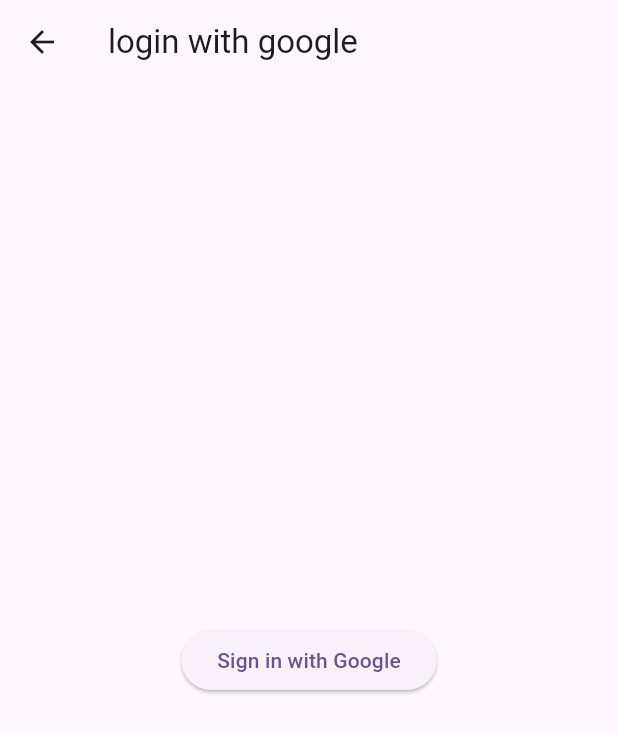
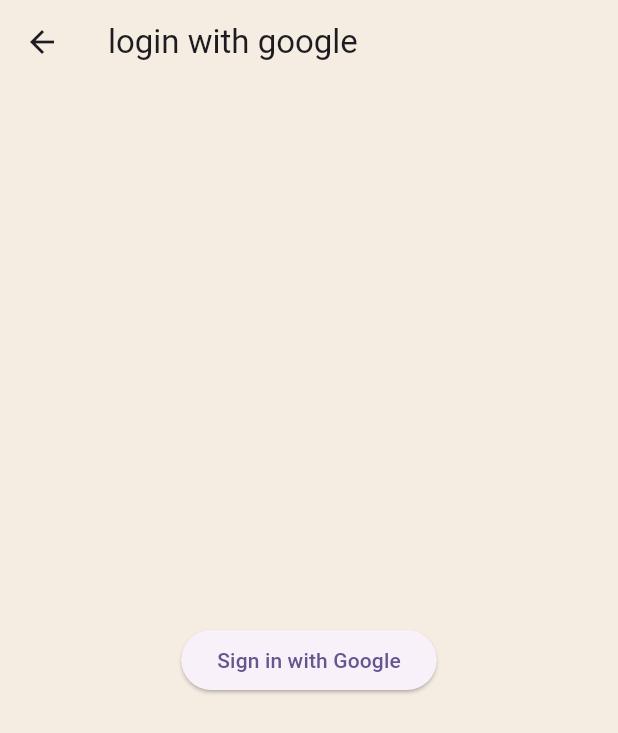
Before and after one commit to KishoreMenda/petpal, a Flutter app: the screen it shows after launch, after a tap on "Sign in with Google", on a phone screen of 412 x 824 dp. Shown: the top 733 px of the screen. Run offline on Flutter 3.47's test engine with Material 3 defaults, Android fonts, the phone set to English and light mode, and no system bars; our stand-ins replace cloud_firestore, convert, firebase_auth, firebase_core, firebase_storage, flutter_map and 7 more; missing offline and left inert: firebase_app_check, geolocator_platform_interface; accounts and stored records are empty; network calls fail.

Commit message:
Fix UI issues

```diff
--- a/petpalapp/lib/google_login.dart
+++ b/petpalapp/lib/google_login.dart
@@ -120,12 +120,18 @@
     return Scaffold(
       appBar: AppBar(
         title: const Text('login with google'),
+        backgroundColor: const Color(0xFFF5EDE2),
       ),
-      body: Center(
-          child: Column(
+      body: Container (
+        color: Color(0xFFF5EDE2),
+          child: Center(
+
+            child: Column(
         mainAxisAlignment: MainAxisAlignment.center,
         children: getBody(),
-      )),
+      )
+      )
+    )
     );
   }
 
--- a/petpalapp/lib/login.dart
+++ b/petpalapp/lib/login.dart
@@ -73,7 +73,7 @@
   Widget build(BuildContext context) {
     return Scaffold(
         body: Container(
-            color: Colors.white,
+            color: Color(0xFFF5EDE2),
             child: Center(
                 child: Column(
               mainAxisAlignment: MainAxisAlignment.center,
--- a/petpalapp/lib/signup.dart
+++ b/petpalapp/lib/signup.dart
@@ -82,7 +82,7 @@
     return Scaffold(
         body: SingleChildScrollView(
             child: Container(
-                color: Colors.white,
+                color: Color(0xFFF5EDE2),
                 child: Center(
                     child: Form(
                         key: _formKey,
@@ -188,6 +188,7 @@
                               },
                               child: const Text('Sign in with Google'),
                             ),
+                            const SizedBox(height: 320.0),
                           ],
                         ))))));
   }
```
Also changed, not shown: petpalapp/lib/screens/home_screen.dart (+24 -4 lines), petpalapp/lib/userprofile.dart (+8 -1 lines).
